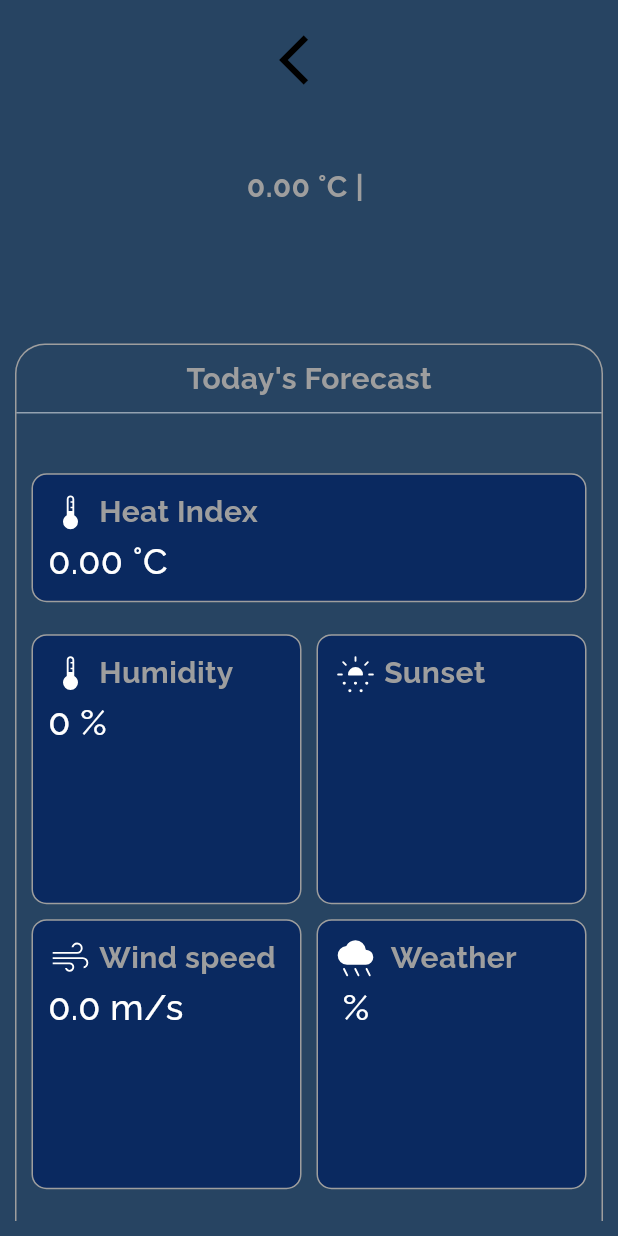
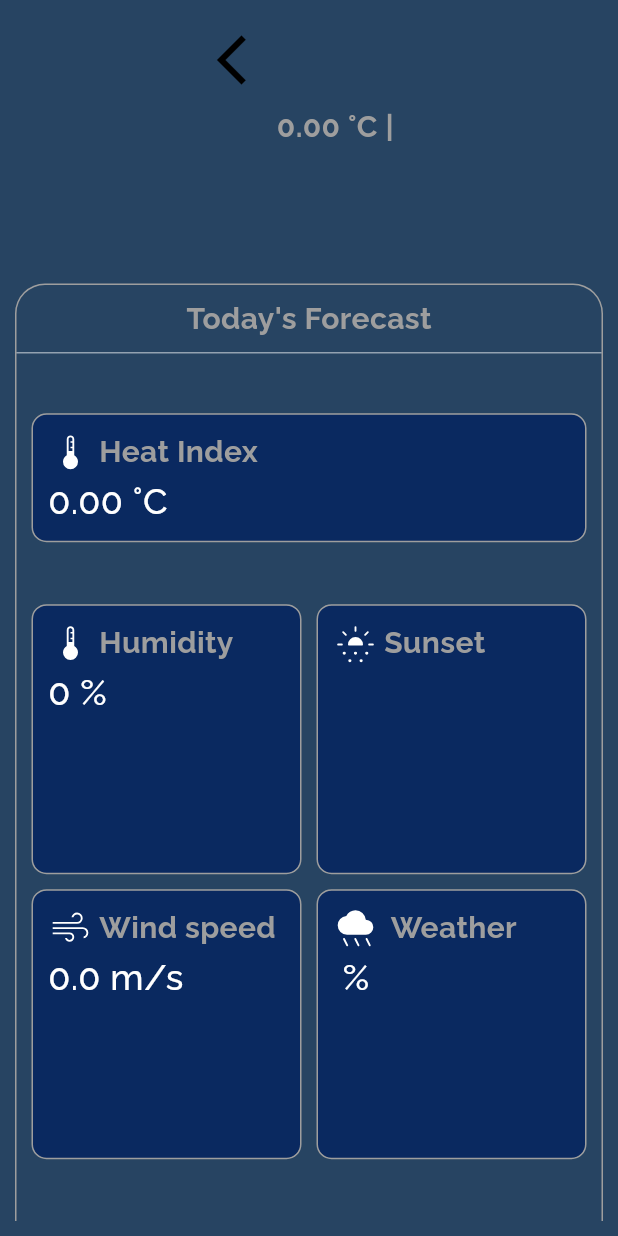
Before and after one commit to Chelsey20/weather-app, a Flutter app: the WeatherHome screen opened directly with empty values, on a phone screen of 412 x 824 dp. Run offline on Flutter 3.47's test engine with Material 3 defaults, Android fonts, the phone set to English and light mode, and no system bars; our stand-ins replace flutter_svg, google_fonts; network calls fail.

Commit message:
fix nesting by grouping functions

```diff
--- a/lib/components/card.dart
+++ b/lib/components/card.dart
@@ -7,12 +7,14 @@ class WeatherCard extends StatelessWidget {
   final String icon;
   final dynamic dataVal;
   final Color color;
+  final Widget? widget;
 
   const WeatherCard({
     super.key,
     required this.title,
     required this.icon,
-    required this.dataVal,
+    this.dataVal,
+    this.widget,
     this.color = const Color(0xFF091754),
   });
 
@@ -41,10 +43,9 @@ class WeatherCard extends StatelessWidget {
               Flexible(child: Text(title, style: myFonts.subtitle)),
             ],
           ),
-          Text('$dataVal', style: myFonts.normal),
+          widget ?? Text('$dataVal', style: myFonts.normal),
         ],
       ),
     );
-    ;
   }
 }
--- a/lib/utils/fonts.dart
+++ b/lib/utils/fonts.dart
@@ -6,6 +6,14 @@ class myFonts {
     textStyle: TextStyle(
       color: Colors.white,
       fontSize: 35.0,
+      fontWeight: FontWeight.w800,
+    ),
+  );
+
+  static final weatherTitle = GoogleFonts.raleway(
+    textStyle: TextStyle(
+      color: Colors.white,
+      fontSize: 20.0,
       fontWeight: FontWeight.w800,
     ),
   );
--- a/lib/xml_page.dart
+++ b/lib/xml_page.dart
@@ -14,7 +14,7 @@ class XmlWeatherLoader extends StatelessWidget {
       future: weatherXmlService(),
       builder: (context, snapshot) {
         if (snapshot.connectionState == ConnectionState.waiting) {
-          return Text('waiting');
+          return Center(child: CircularProgressIndicator());
         } else if (snapshot.hasError || !snapshot.hasData) {
           return Text('Has No Data || error');
         } else {
@@ -40,6 +40,10 @@ class WeatherHome extends StatelessWidget {
             padding: const EdgeInsets.only(top: 20.0),
             child: Column(
               children: [
+                Row(
+                  mainAxisAlignment: MainAxisAlignment.center,
+                  crossAxisAlignment: CrossAxisAlignment.start,
+                  children: [
                     GestureDetector(
                       onTap: () {
                         Navigator.pop(context);
@@ -52,12 +56,18 @@ class WeatherHome extends StatelessWidget {
                     ),
 
                     // title
+                    Column(
+                      children: [
                         Text(weatherXml.cityName, style: myFonts.title),
                         Text(
                           '${Format.degrees(weatherXml.temp)} °C | ${weatherXml.desc}',
                           style: myFonts.subtitle,
                         ),
                         SizedBox(height: 80),
+                      ],
+                    ),
+                  ],
+                ),
 
                 /// main container
                 _buildBody(weatherXml),
```
Also changed, not shown: lib/main.dart (+9 -155 lines), lib/utils/humidity_level.dart (added, +15 -0 lines). Lines whose indentation alone changed are shown as unchanged.
